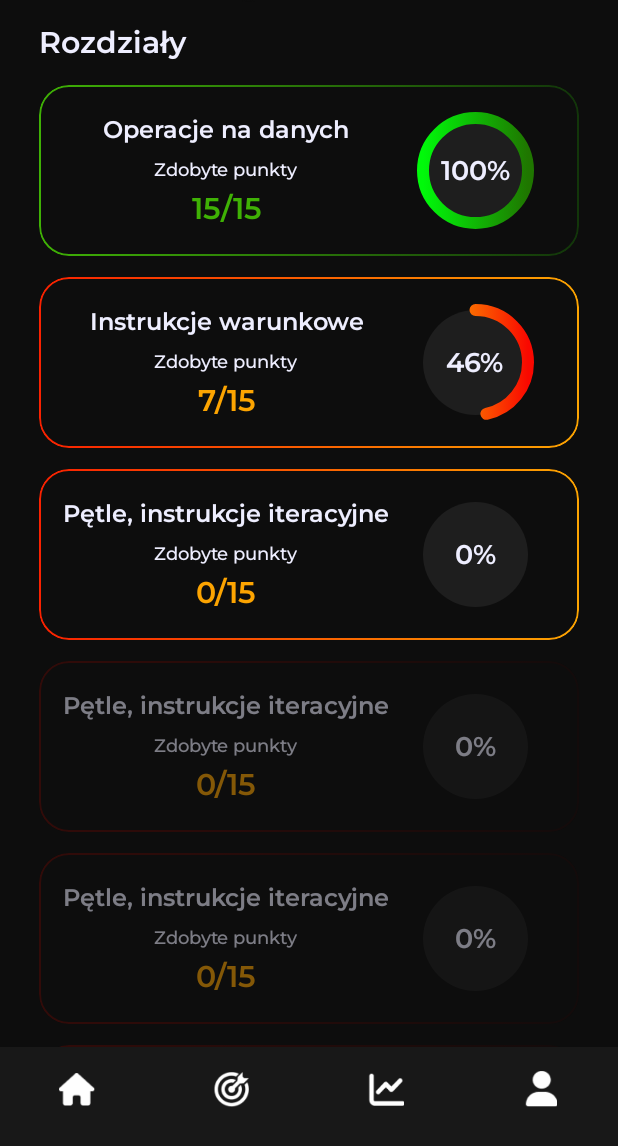
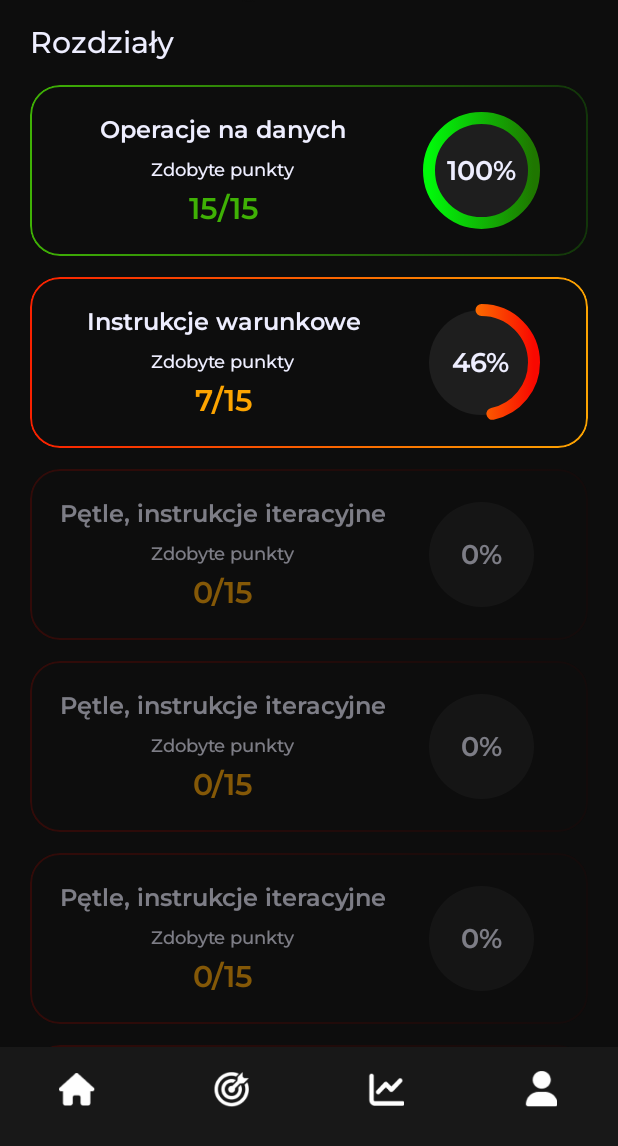
Before and after one commit to IgorJonski/Limbo, an Android app built with Jetpack Compose: the @Preview function ChaptersScreen, on a phone screen of 412 x 824 dp, the part 90-1236 px from its top. Run offline under Robolectric (Android 15) with nearby library versions, the phone set to English and light mode, and no system bars.

```diff
--- a/app/src/main/java/com/app/limboapp/screens/ChaptersScreen.kt
+++ b/app/src/main/java/com/app/limboapp/screens/ChaptersScreen.kt
@@ -77,10 +77,10 @@ fun ChaptersSection(modifier: Modifier = Modifier) {
             text = "Rozdziały",
             color = TextWhite,
             fontFamily = Montserrat,
-            fontWeight = FontWeight.SemiBold,
+            fontWeight = FontWeight.Medium,
             fontSize = 20.sp,
             modifier = Modifier
-                .padding(bottom = 16.dp, start = 26.dp)
+                .padding(bottom = 16.dp, start = 20.dp)
         )
         ChaptersList()
     }
@@ -98,7 +98,7 @@ fun ChaptersList(
                 gainedPoints = item.gainedPoints,
                 isUnlocked = item.isUnlocked,
                 modifier = Modifier
-                    .padding(horizontal = 26.dp)
+                    .padding(horizontal = 20.dp)
                     .padding(bottom = 14.dp)
             )
         }
@@ -194,14 +194,15 @@ fun Chapter(
 fun CircularProgressBar(
     modifier: Modifier = Modifier,
     percentage: Float,
-    number: Int,
+    number: Int = 100,
     fontSize: TextUnit = 28.sp,
     radius: Dp = 35.dp,
     progressGradient: Brush = circleProgressOrangeGradient,
     strokeWidth: Dp = 8.dp,
     animDuration: Int = 1000,
     animDelay: Int = 0,
-    initValue: Float = 0f
+    initValue: Float = 0f,
+    isUnlocked: Boolean = true
 ) {
     var animationPlayed by remember {
         mutableStateOf(false)
@@ -232,7 +233,7 @@ fun CircularProgressBar(
             drawArc(
                 brush = progressGradient,
                 startAngle = -90f,
-                sweepAngle = 360f * curPercentage.value,
+                sweepAngle = if (isUnlocked) 360f * curPercentage.value else 360f,
                 useCenter = false,
                 style = Stroke(strokeWidth.toPx(), cap = StrokeCap.Round)
             )
@@ -241,12 +242,13 @@ fun CircularProgressBar(
             horizontalAlignment = Alignment.CenterHorizontally,
             verticalArrangement = Arrangement.Center
         ) {
+            val percentageTextSize = 18.sp * (radius / 35.dp)
             Text(
                 text = (curPercentage.value * number).toInt().toString() + "%",
                 color = TextWhite,
                 fontFamily = Montserrat,
                 fontWeight = FontWeight.SemiBold,
-                fontSize = 18.sp
+                fontSize = percentageTextSize
             )
         }
     }
@@ -290,7 +292,7 @@ fun getFakeChaptersData(): List<ChapterData> {
     return listOf(
         ChapterData("Operacje na danych", 15, 15, true),
         ChapterData("Instrukcje warunkowe", 7, 15, true),
-        ChapterData("Pętle, instrukcje iteracyjne", 0, 15, true),
+        ChapterData("Pętle, instrukcje iteracyjne", 0, 15),
         ChapterData("Pętle, instrukcje iteracyjne", 0, 15),
         ChapterData("Pętle, instrukcje iteracyjne", 0, 15),
         ChapterData("Pętle, instrukcje iteracyjne", 0, 15),
```
Also changed, not shown: app/src/main/java/com/app/limboapp/screens/HomeScreen.kt (+145 -2 lines).
